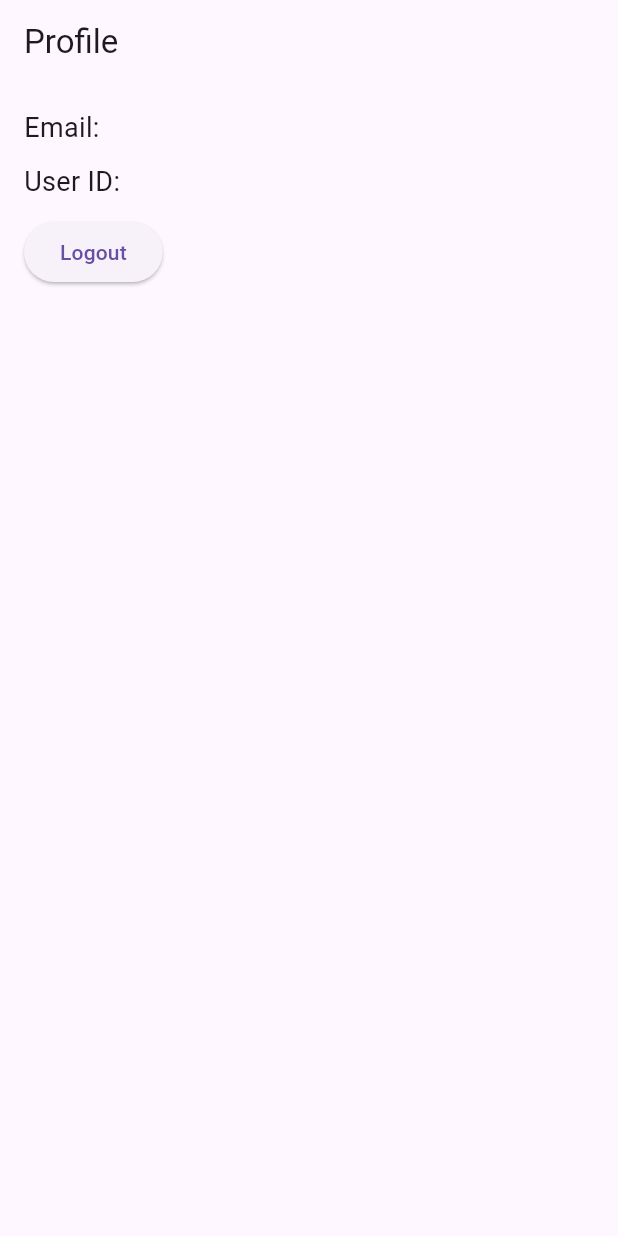
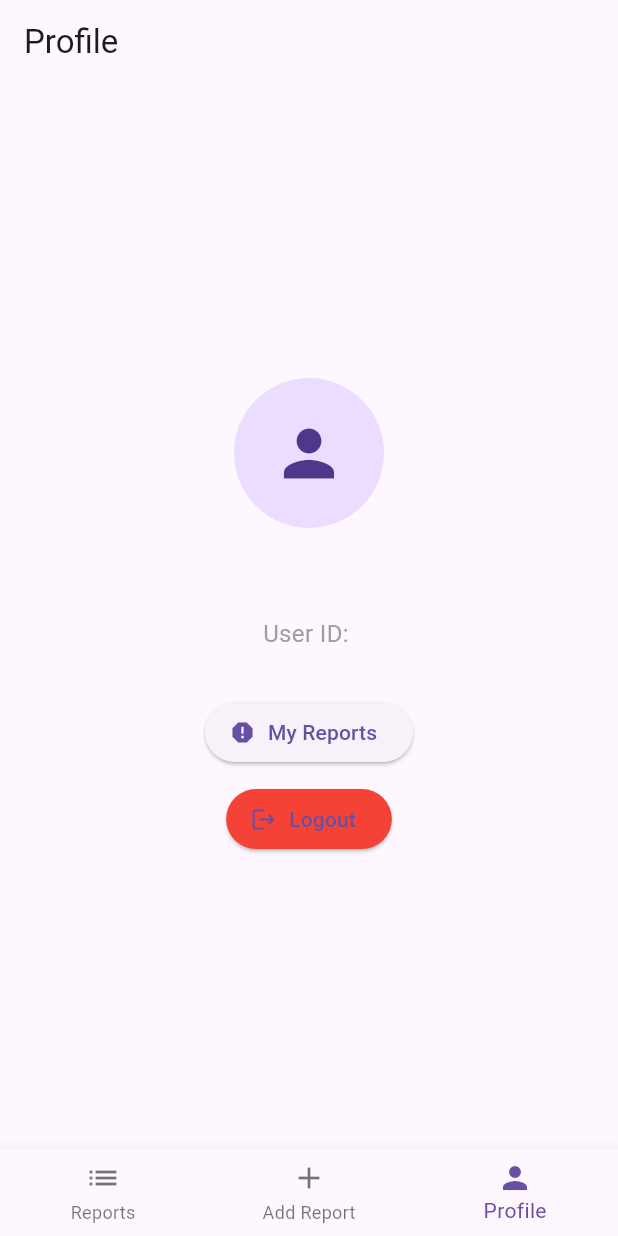
Before and after one commit to ganeswar-velvadapu/env, a Flutter app: the ProfileScreen screen opened by its route, on a phone screen of 412 x 824 dp. Run offline on Flutter 3.47's test engine with Material 3 defaults, Android fonts, the phone set to English and light mode, and no system bars; our stand-ins replace dio, flutter_secure_storage, go_router; accounts and stored records are empty.

Commit message:
profile screen

```diff
--- a/frontend/lib/screens/profile_screen.dart
+++ b/frontend/lib/screens/profile_screen.dart
@@ -6,20 +6,39 @@ import 'package:provider/provider.dart';
 
 final storage = FlutterSecureStorage();
 
-class ProfileScreen extends StatelessWidget {
+class ProfileScreen extends StatefulWidget {
   const ProfileScreen({super.key});
+
+  @override
+  State<ProfileScreen> createState() => _ProfileScreenState();
+}
+
+class _ProfileScreenState extends State<ProfileScreen> {
+  int _selectedIndex = 2; // Default to profile tab
+
+  final List<String> _routes = [
+    '/',            // Reports screen
+    '/report/add',  // Add Report
+    '/profile',     // Profile screen
+  ];
+
+  void _onItemTapped(int index) {
+    setState(() {
+      _selectedIndex = index;
+    });
+    context.go(_routes[index]);
+  }
 
   Future<void> _logout(BuildContext context) async {
     await storage.delete(key: 'token');
     context.read<AuthProvider>().setUser(null);
-    Navigator.pushReplacementNamed(context, '/login');
+    context.go('/login');
   }
 
   @override
   Widget build(BuildContext context) {
     final user = context.watch<AuthProvider>().user;
 
-    // If user is null, show login page
     if (user == null) {
       return Scaffold(
         body: Center(
@@ -35,22 +54,65 @@ class ProfileScreen extends StatelessWidget {
 
     return Scaffold(
       appBar: AppBar(title: const Text("Profile")),
-      body: Padding(
-        padding: const EdgeInsets.all(16.0),
+      body: Center(
+        child: Padding(
+          padding: const EdgeInsets.all(24.0),
           child: Column(
-          crossAxisAlignment: CrossAxisAlignment.start,
+            mainAxisAlignment: MainAxisAlignment.center,
             children: [
-            Text('Email: ${user.email}', style: TextStyle(fontSize: 18)),
+              const CircleAvatar(
+                radius: 50,
+                child: Icon(Icons.person, size: 50),
+              ),
+              const SizedBox(height: 20),
+              Text(
+                user.email,
+                style: const TextStyle(fontSize: 20, fontWeight: FontWeight.bold),
+              ),
               const SizedBox(height: 10),
-            Text('User ID: ${user.id}', style: TextStyle(fontSize: 18)),
+              Text(
+                'User ID: ${user.id}',
+                style: const TextStyle(fontSize: 16, color: Colors.grey),
+              ),
+              const SizedBox(height: 30),
+              ElevatedButton.icon(
+                onPressed: () {
+                  context.push('/my-reports');
+                },
+                icon: const Icon(Icons.report),
+                label: const Text("My Reports"),
+              ),
               const SizedBox(height: 10),
-            ElevatedButton(
+              ElevatedButton.icon(
                 onPressed: () => _logout(context),
-              child: const Text("Logout"),
+                icon: const Icon(Icons.logout),
+                label: const Text("Logout"),
+                style: ElevatedButton.styleFrom(
+                  backgroundColor: Colors.red,
+                ),
               ),
             ],
           ),
         ),
+      ),
+      bottomNavigationBar: BottomNavigationBar(
+        currentIndex: _selectedIndex,
+        onTap: _onItemTapped,
+        items: const [
+          BottomNavigationBarItem(
+            icon: Icon(Icons.list),
+            label: 'Reports',
+          ),
+          BottomNavigationBarItem(
+            icon: Icon(Icons.add),
+            label: 'Add Report',
+          ),
+          BottomNavigationBarItem(
+            icon: Icon(Icons.person),
+            label: 'Profile',
+          ),
+        ],
+      ),
     );
   }
 }
```
Lines whose indentation alone changed are shown as unchanged.
